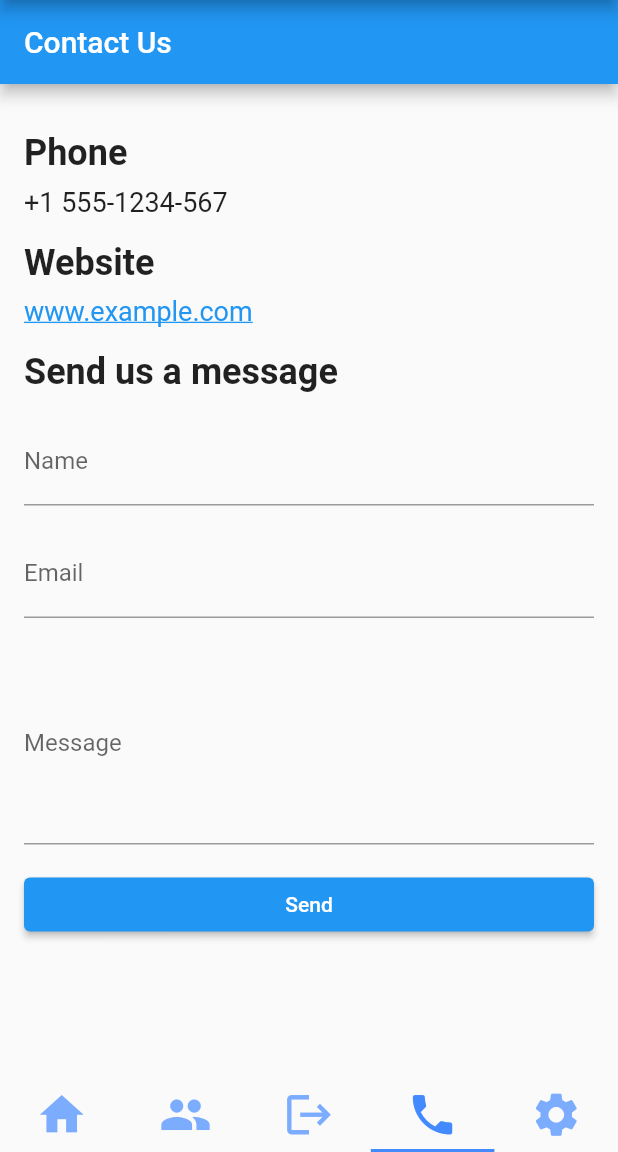
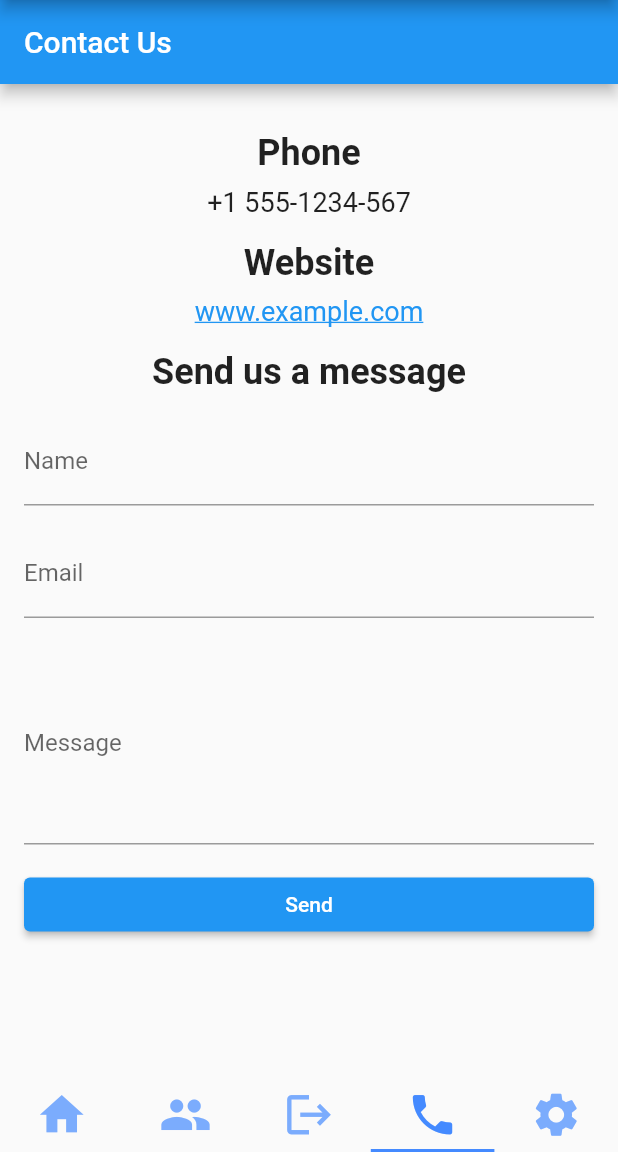
Before and after one commit to MrKomron/flutter_end_project, a Flutter app: the screen it shows after launch, item 4 of the bottom bar chosen, on a phone screen of 412 x 824 dp, the part 84-1236 px from its top. Run offline on Flutter 3.47's test engine with Material 2 defaults, Android fonts, the phone set to English and light mode, and no system bars.

Commit message:
alles is nu gecentreerd

```diff
--- a/lib/pages/contact.dart
+++ b/lib/pages/contact.dart
@@ -57,22 +57,29 @@ class _ContactPageState extends State<ContactPage> {
               crossAxisAlignment: CrossAxisAlignment.start,
               children: [
               SizedBox(height: 16.0),
-          Text(
+          Center(
+            child: Text(
               'Phone',
               style: TextStyle(fontSize: 24.0, fontWeight: FontWeight.bold),
             ),
-          SizedBox(height: 8.0),
-          Text(
+          ),
+          Center(child: SizedBox(height: 8.0)),
+          Center(
+            child: Text(
               '+1 555-1234-567',
               style: TextStyle(fontSize: 18.0),
             ),
-          SizedBox(height: 16.0),
-          Text(
+          ),
+          Center(child: SizedBox(height: 16.0)),
+          Center(
+            child: Text(
               'Website',
               style: TextStyle(fontSize: 24.0, fontWeight: FontWeight.bold),
             ),
-          SizedBox(height: 8.0),
-          InkWell(
+          ),
+          Center(child: SizedBox(height: 8.0)),
+          Center(
+            child: InkWell(
               child: Text(
                 'www.example.com',
                 style: TextStyle(
@@ -83,10 +90,13 @@ class _ContactPageState extends State<ContactPage> {
               ),
               onTap: () => _launchURL(),
             ),
+          ),
           SizedBox(height: 16.0),
-          Text(
+          Center(
+            child: Text(
               'Send us a message',
               style: TextStyle(fontSize: 24.0, fontWeight: FontWeight.bold),
+            ),
           ),
           SizedBox(height: 16.0),
 
```
Lines whose indentation alone changed are shown as unchanged.
